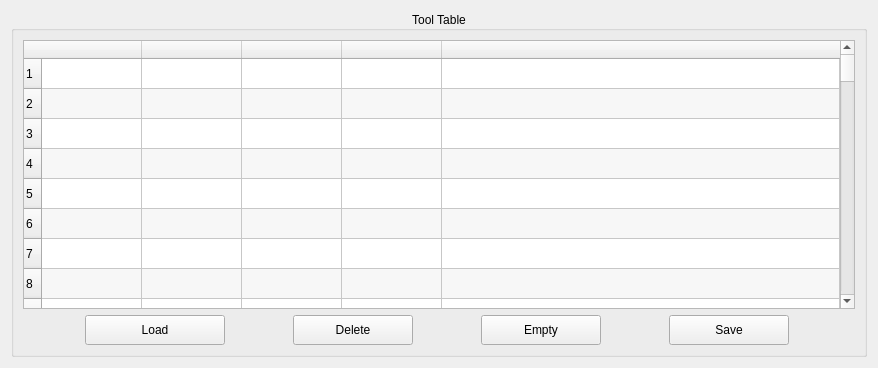
Before: the Qt Designer form QtPyVCP/widgets/input_widgets/tooltable/tooltable.ui in kcjengr/qtpyvcp, drawn with Qt 5.
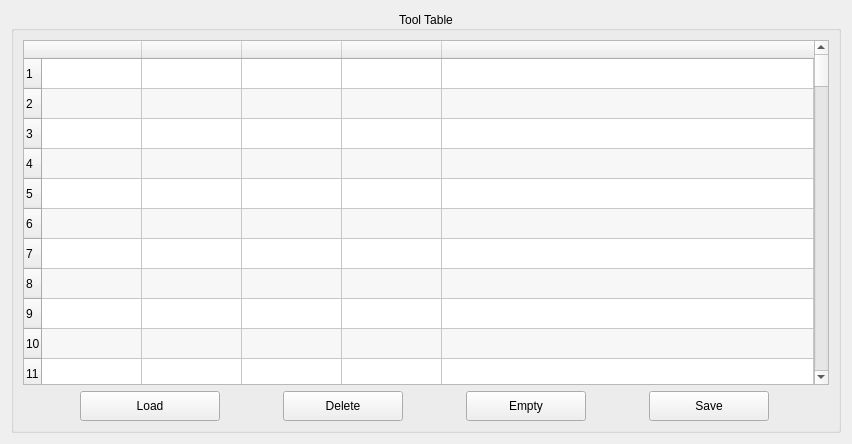
After: the same form once the commit is applied.

What changed in the file:
```diff
--- a/QtPyVCP/widgets/input_widgets/tooltable/tooltable.ui
+++ b/QtPyVCP/widgets/input_widgets/tooltable/tooltable.ui
@@ -6,8 +6,8 @@
    <rect>
     <x>0</x>
     <y>0</y>
-    <width>878</width>
-    <height>368</height>
+    <width>852</width>
+    <height>444</height>
    </rect>
   </property>
   <property name="sizePolicy">
```
Left out of the diff: 2 changed lines with no effect on the pictures.
